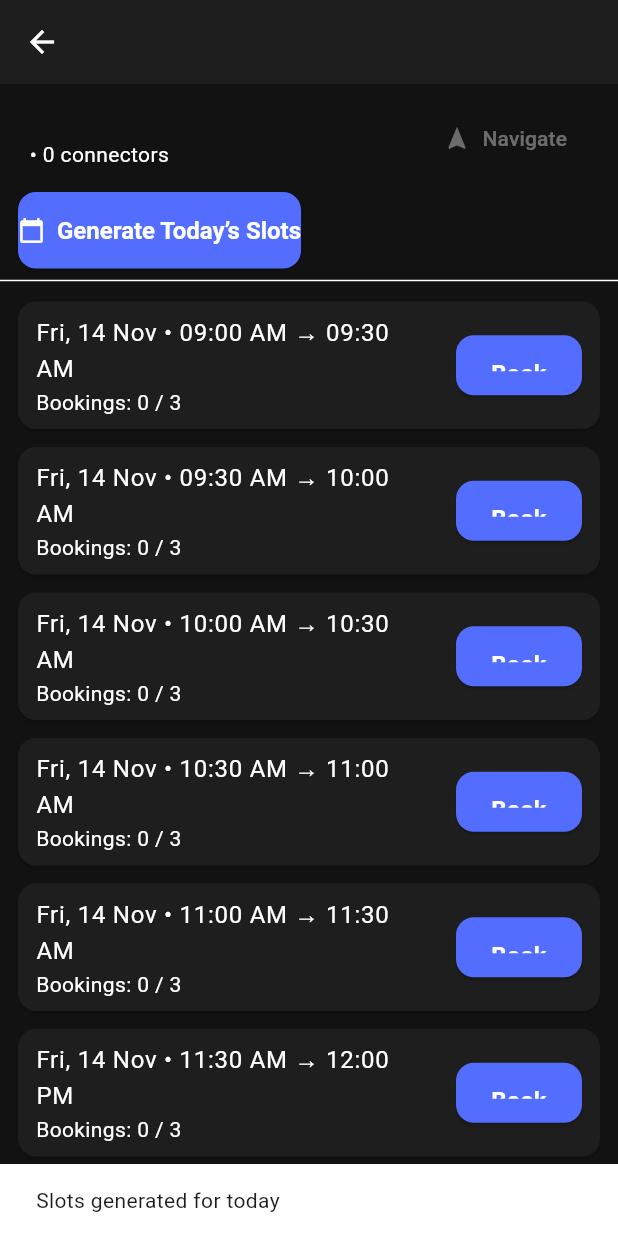
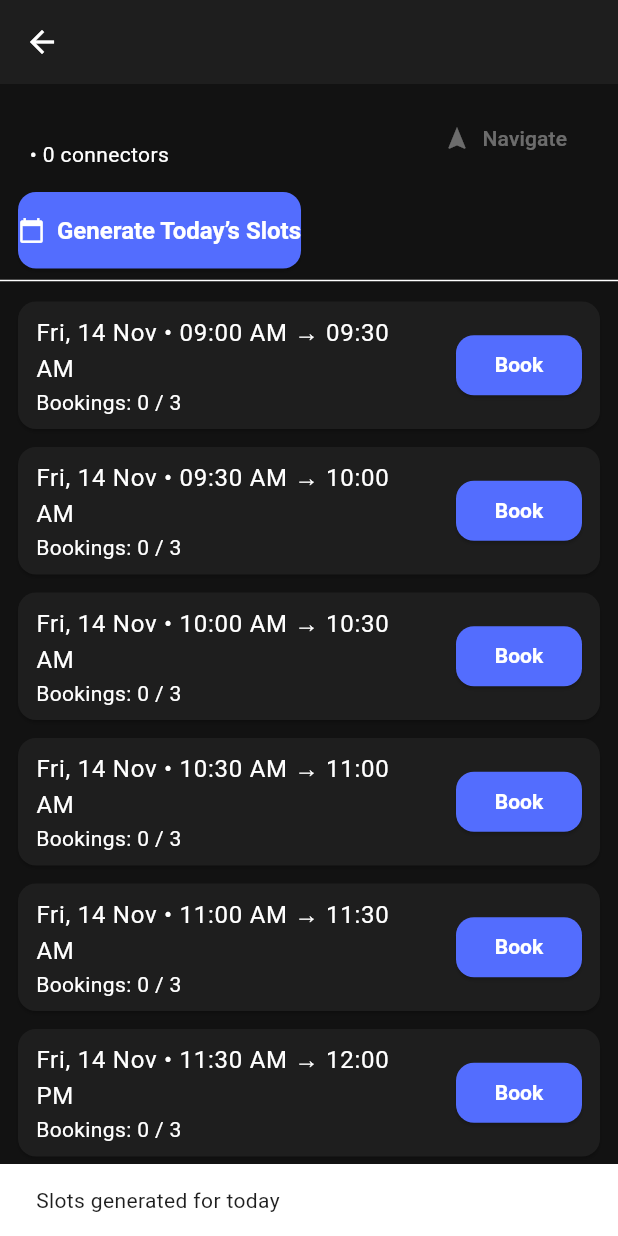
Before and after one commit to sushmithagk/ChargeX, a Flutter app: the StationDetailScreen screen opened directly with empty values, after a tap on "Generate Today’s Slots", on a phone screen of 412 x 824 dp. Run offline on Flutter 3.47's test engine with Material 3 defaults, Android fonts, the phone set to English and light mode, and no system bars; our stand-ins replace cloud_firestore, firebase_auth, firebase_core, geocoding, geolocator, google_maps_flutter and 1 more; missing offline and left inert: flutter_polyline_points; accounts and stored records are empty.

Commit message:
mybookings and book button is visible

```diff
--- a/lib/screens/station_detail_screen.dart
+++ b/lib/screens/station_detail_screen.dart
@@ -229,11 +229,16 @@ class _StationDetailScreenState extends State<StationDetailScreen> {
                                 ScaffoldMessenger.of(context).showSnackBar(const SnackBar(content: Text('Booking failed. Try again.')));
                             }
                           },
-                          child: const Text('Book'),
+                          child: const Text(
+                            'Book',
+                            style: TextStyle(fontSize: 14, height: 1.2), // prevents text from cutting
+                          ),
                           style: ElevatedButton.styleFrom(
-                            minimumSize: const Size(72, 36),
-                            tapTargetSize: MaterialTapTargetSize.shrinkWrap,
+                            minimumSize: const Size(72, 42),   // increased height
+                            padding: const EdgeInsets.symmetric(vertical: 8), // balanced padding
+                            alignment: Alignment.center,        // proper alignment
                           ),
+
                         ),
                       );
                     } else if (status == 'booked' && isMine) {
```
Also changed, not shown: lib/screens/profile_screen.dart (+6 -6 lines).
